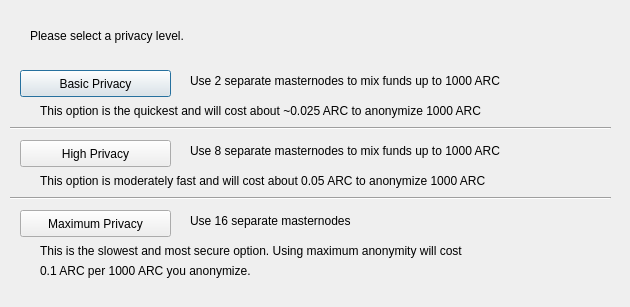
The window that src/qt/forms/spysendconfig.ui (AdvancedTechnologyCoin/arc_core) describes before a commit, drawn with Qt 5.
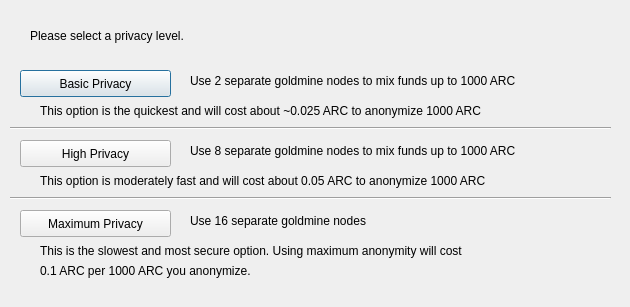
The same window after the commit.

```diff
--- a/src/qt/forms/spysendconfig.ui
+++ b/src/qt/forms/spysendconfig.ui
@@ -75,7 +75,7 @@
     </rect>
    </property>
    <property name="text">
-    <string>Use 2 separate masternodes to mix funds up to 1000 ARC</string>
+    <string>Use 2 separate goldmine nodes to mix funds up to 1000 ARC</string>
    </property>
   </widget>
   <widget class="QLabel" name="label_3">
@@ -88,7 +88,7 @@
     </rect>
    </property>
    <property name="text">
-    <string>Use 8 separate masternodes to mix funds up to 1000 ARC</string>
+    <string>Use 8 separate goldmine nodes to mix funds up to 1000 ARC</string>
    </property>
   </widget>
   <widget class="QLabel" name="label_4">
@@ -101,7 +101,7 @@
     </rect>
    </property>
    <property name="text">
-    <string>Use 16 separate masternodes</string>
+    <string>Use 16 separate goldmine nodes</string>
    </property>
   </widget>
   <widget class="QLabel" name="label_6">
```
